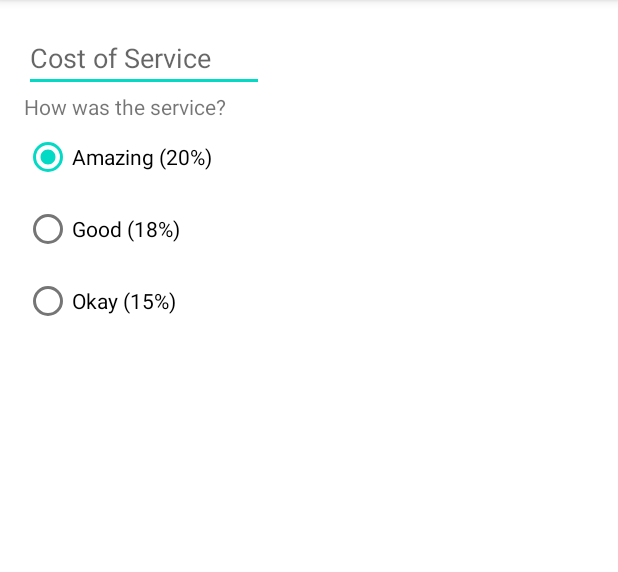
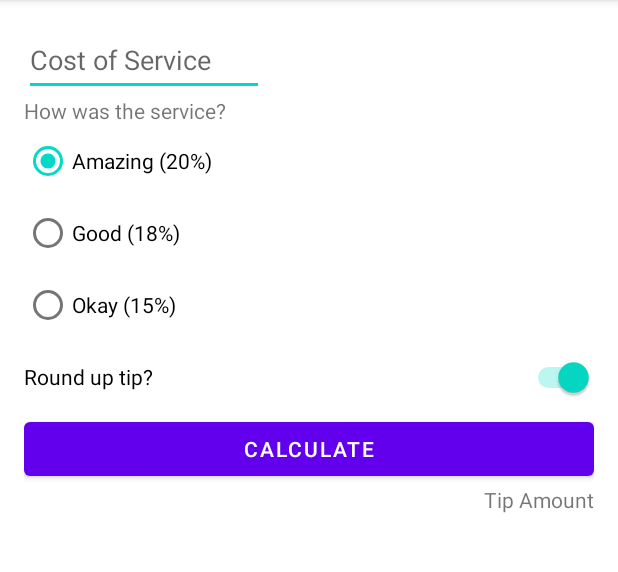
Before and after one commit to Samyam2002/XMLLayout, an Android app: the screen it shows after launch (MainActivity), on a phone screen of 412 x 824 dp, the part 84-656 px from its top. Run offline under Robolectric (Android 15) with nearby library versions, the phone set to English and light mode, and no system bars.

Commit message:
complete the rest of the layout

```diff
--- a/app/src/main/res/layout/activity_main.xml
+++ b/app/src/main/res/layout/activity_main.xml
@@ -18,12 +18,13 @@
 
     <EditText
         android:id="@+id/cost_of_service"
+        android:layout_width="160dp"
         android:layout_height="wrap_content"
-        android:layout_width="160dp"
+        android:hint="Cost of Service"
+        android:inputType="numberDecimal"
+        android:minHeight="48dp"
         app:layout_constraintStart_toStartOf="parent"
-        app:layout_constraintTop_toTopOf="parent"
-        android:inputType="numberDecimal"
-        android:hint="Cost of Service" />
+        app:layout_constraintTop_toTopOf="parent" />
 
     <TextView
         android:id="@+id/service_question"
@@ -61,4 +62,32 @@
             android:text="Okay (15%)" />
     </RadioGroup>
 
+    <Switch
+        android:id="@+id/round_up_switch"
+        android:layout_width="0dp"
+        android:layout_height="wrap_content"
+        android:checked="true"
+        android:minHeight="48dp"
+        android:text="Round up tip?"
+        app:layout_constraintEnd_toEndOf="parent"
+        app:layout_constraintStart_toStartOf="@id/tip_options"
+        app:layout_constraintTop_toBottomOf="@id/tip_options" />
+
+    <Button
+        android:id="@+id/calculate_button"
+        android:layout_width="0dp"
+        android:layout_height="wrap_content"
+        android:text="Calculate"
+        app:layout_constraintTop_toBottomOf="@id/round_up_switch"
+        app:layout_constraintStart_toStartOf="parent"
+        app:layout_constraintEnd_toEndOf="parent" />
+
+    <TextView
+        android:id="@+id/tip_result"
+        android:layout_width="wrap_content"
+        android:layout_height="wrap_content"
+        app:layout_constraintEnd_toEndOf="parent"
+        app:layout_constraintTop_toBottomOf="@id/calculate_button"
+        android:text="Tip Amount" />
+
 </androidx.constraintlayout.widget.ConstraintLayout>
```
